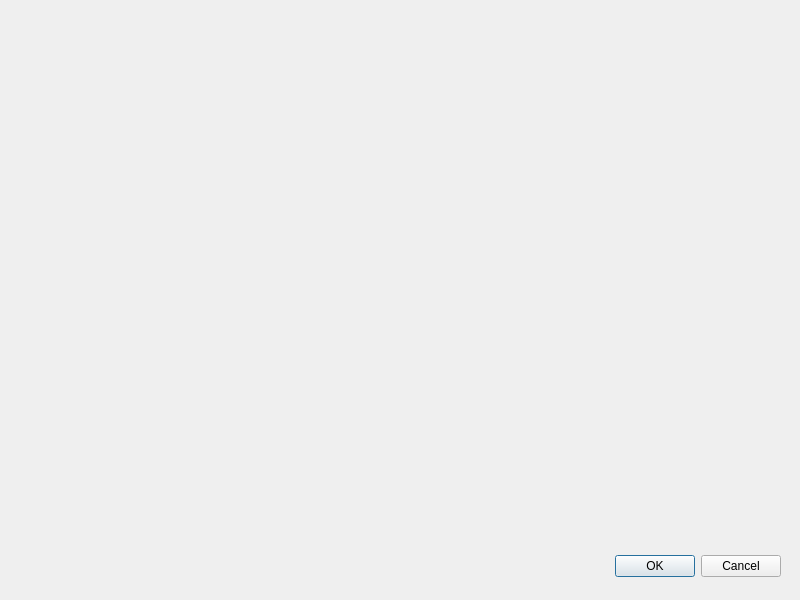
First picture: the form in assets.ui, repository kbeni00/VirtualLife, before the edit.
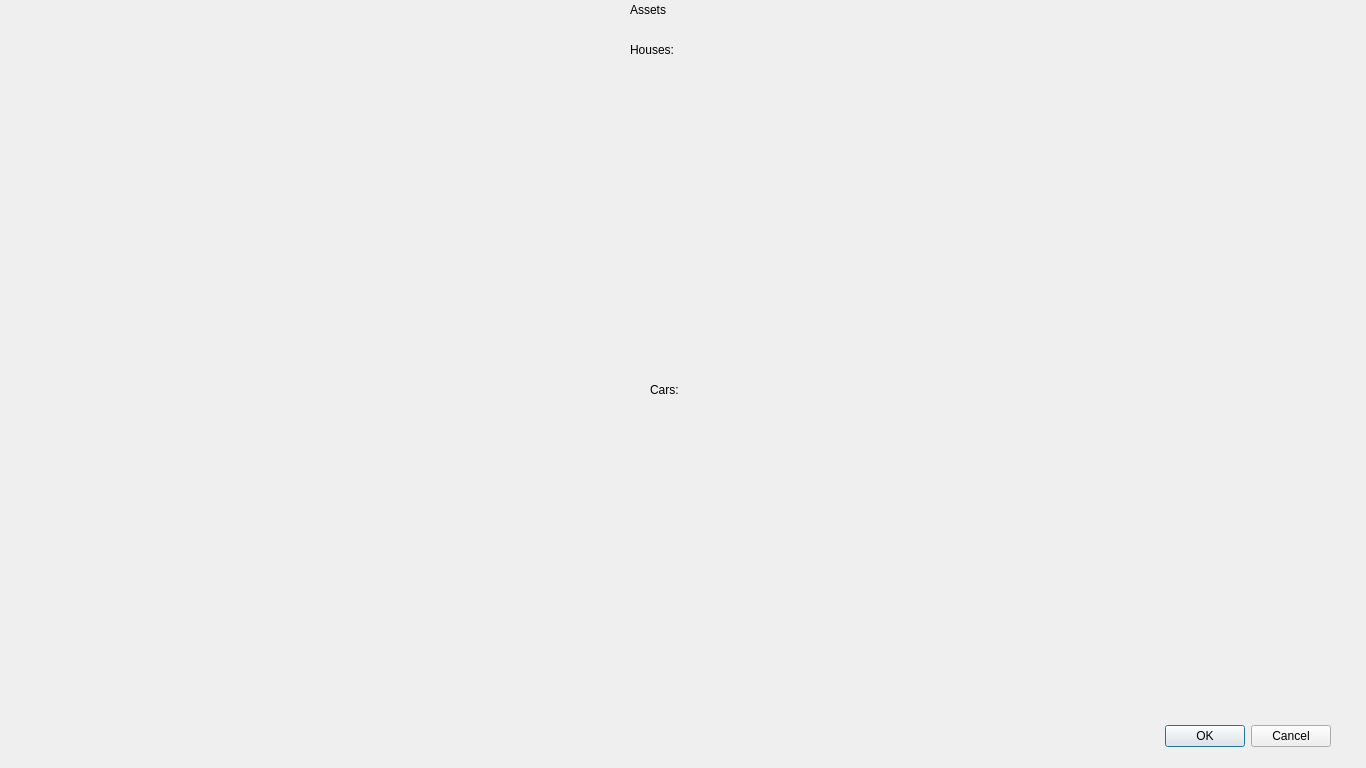
Second picture: the form after the edit.

Commit message: Assets button shows assets, changed resolution of widgets

The edit to the form file:
```diff
--- a/assets.ui
+++ b/assets.ui
@@ -6,8 +6,8 @@
    <rect>
     <x>0</x>
     <y>0</y>
-    <width>800</width>
-    <height>600</height>
+    <width>1366</width>
+    <height>768</height>
    </rect>
   </property>
   <property name="windowTitle">
@@ -16,8 +16,8 @@
   <widget class="QDialogButtonBox" name="buttonBox">
    <property name="geometry">
     <rect>
-     <x>440</x>
-     <y>550</y>
+     <x>990</x>
+     <y>720</y>
      <width>341</width>
      <height>32</height>
     </rect>
@@ -29,16 +29,66 @@
     <set>QDialogButtonBox::Cancel|QDialogButtonBox::Ok</set>
    </property>
   </widget>
-  <widget class="QWidget" name="gridLayoutWidget">
+  <widget class="QLabel" name="assetsLabel">
    <property name="geometry">
     <rect>
-     <x>50</x>
-     <y>60</y>
-     <width>701</width>
-     <height>351</height>
+     <x>630</x>
+     <y>0</y>
+     <width>63</width>
+     <height>20</height>
     </rect>
    </property>
-   <layout class="QGridLayout" name="gridLayout"/>
+   <property name="text">
+    <string>Assets</string>
+   </property>
+  </widget>
+  <widget class="QWidget" name="horizontalLayoutWidget">
+   <property name="geometry">
+    <rect>
+     <x>10</x>
+     <y>70</y>
+     <width>1341</width>
+     <height>271</height>
+    </rect>
+   </property>
+   <layout class="QHBoxLayout" name="housesLayout"/>
+  </widget>
+  <widget class="QWidget" name="horizontalLayoutWidget_2">
+   <property name="geometry">
+    <rect>
+     <x>10</x>
+     <y>420</y>
+     <width>1341</width>
+     <height>261</height>
+    </rect>
+   </property>
+   <layout class="QHBoxLayout" name="carsLayout"/>
+  </widget>
+  <widget class="QLabel" name="carsLabel">
+   <property name="geometry">
+    <rect>
+     <x>650</x>
+     <y>380</y>
+     <width>63</width>
+     <height>20</height>
+    </rect>
+   </property>
+   <property name="text">
+    <string>Cars:</string>
+   </property>
+  </widget>
+  <widget class="QLabel" name="housesLabel">
+   <property name="geometry">
+    <rect>
+     <x>630</x>
+     <y>40</y>
+     <width>63</width>
+     <height>20</height>
+    </rect>
+   </property>
+   <property name="text">
+    <string>Houses:</string>
+   </property>
   </widget>
  </widget>
  <resources/>
```
The commit also changes 18 other files.
